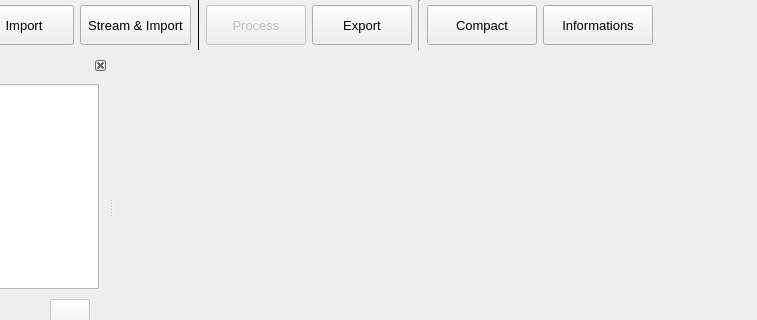
This is python/resources/ui/MainWindow.ui in introlab/OpenIMU as Qt 5 draws it before an edit; both pictures show x 166 to 923 and y 0 to 320 of the 1043 by 593 pixel window. The edited form follows.
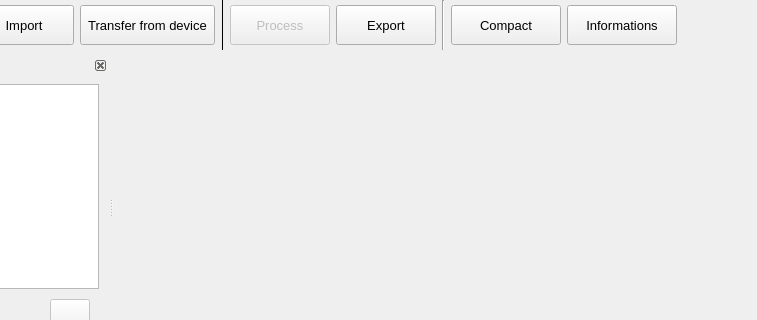
This is the edited form. Icons and pictures are not drawn. Custom widgets are drawn as their Qt base class.

Commit message: Refs #9. Updated English translation for streamers and import matchers Refs #66. Revised Apple Watch server UI.

What changed in the file:
```diff
--- a/python/resources/ui/MainWindow.ui
+++ b/python/resources/ui/MainWindow.ui
@@ -6,7 +6,7 @@
    <rect>
     <x>0</x>
     <y>0</y>
-    <width>1009</width>
+    <width>1043</width>
     <height>593</height>
    </rect>
   </property>
@@ -589,7 +589,7 @@
         <string>Stream and import data from a device</string>
        </property>
        <property name="text">
-        <string>Stream &amp;&amp; Import</string>
+        <string>Transfer from device</string>
        </property>
        <property name="icon">
         <iconset resource="../core.qrc">
```
Left out of the diff: 4 changed lines with no effect on the pictures. The commit also changes 28 other files.
